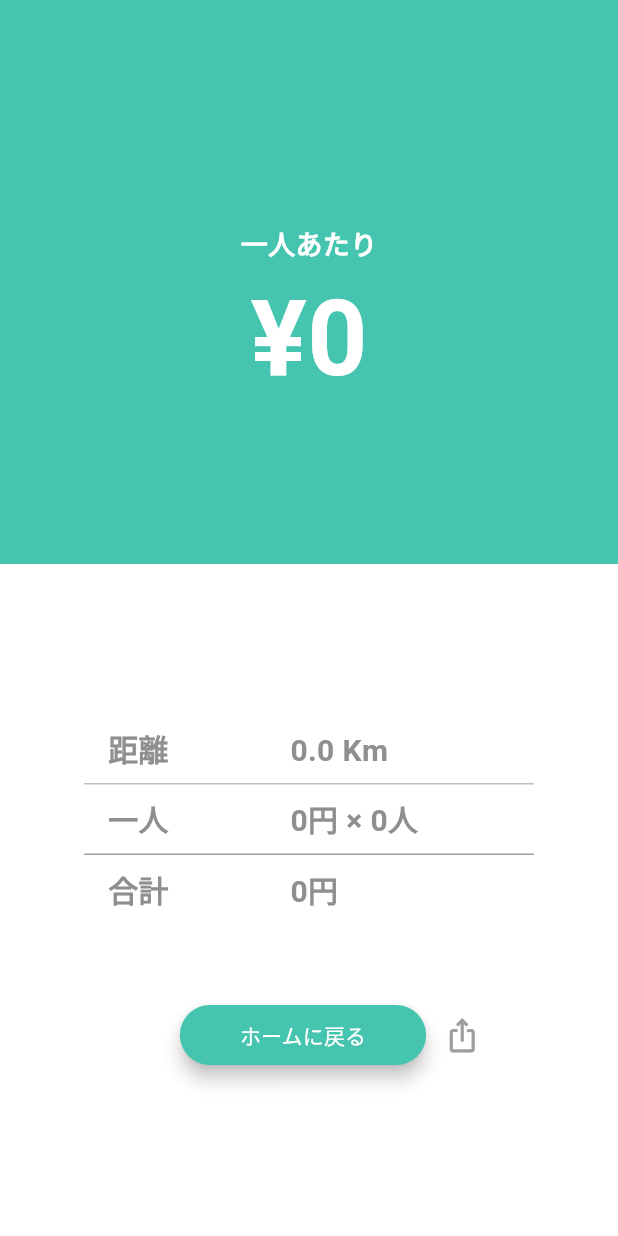
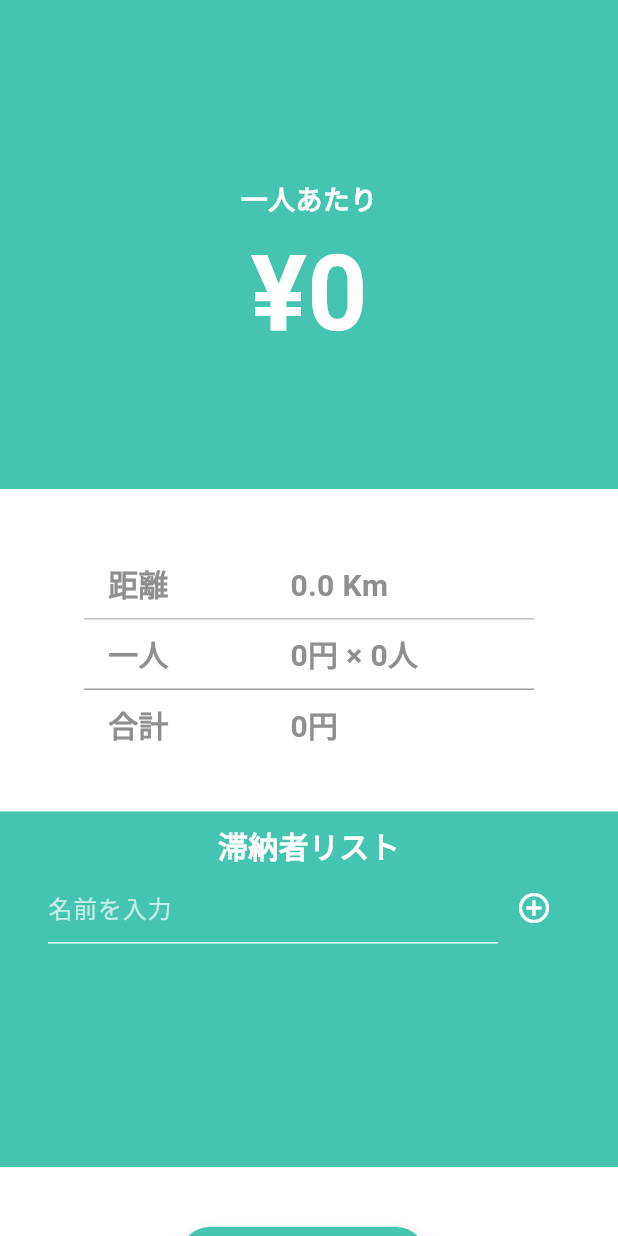
Before and after one commit to momomomomo0903/DrivePay, a Flutter app: the ResultPage screen opened directly with empty values, on a phone screen of 412 x 824 dp. Run offline on Flutter 3.47's test engine with Material 3 defaults, Android fonts, the phone set to English and light mode, and no system bars; our stand-ins replace cloud_firestore, connectivity_plus, firebase_auth, firebase_core, flutter_riverpod, geocoding and 5 more; accounts and stored records are empty.

Commit message:
滞納者リストの作成

```diff
--- /dev/null
+++ b/lib/UI/component/result/defaulter_list.dart
@@ -0,0 +1,166 @@
+import 'package:flutter/material.dart';
+
+class NameItem {
+  String name;
+  bool isChecked;
+
+  NameItem({required this.name, this.isChecked = false});
+}
+
+class DefaulterList extends StatefulWidget {
+  final int maxCount;
+
+  const DefaulterList({
+    super.key,
+    required this.maxCount,
+  });
+
+  @override
+  State<DefaulterList> createState() => _DefaulterListState();
+}
+
+class _DefaulterListState extends State<DefaulterList> {
+  final TextEditingController _nameController = TextEditingController();
+  final List<NameItem> _names = [];
+  final ScrollController _scrollController = ScrollController();
+
+  @override
+  void dispose() {
+    _nameController.dispose();
+    _scrollController.dispose();
+    super.dispose();
+  }
+
+  void _addName() {
+    if (_nameController.text.isNotEmpty && _names.length < widget.maxCount) {
+      setState(() {
+        _names.add(NameItem(name: _nameController.text));
+        _nameController.clear();
+      });
+      // スクロールを最下部に移動
+      WidgetsBinding.instance.addPostFrameCallback((_) {
+        _scrollController.animateTo(
+          _scrollController.position.maxScrollExtent,
+          duration: const Duration(milliseconds: 300),
+          curve: Curves.easeOut,
+        );
+      });
+    }
+  }
+
+  @override
+  Widget build(BuildContext context) {
+    return Container(
+      width: double.infinity,
+      padding: const EdgeInsets.symmetric(
+        vertical: 8,
+        horizontal: 16,
+      ),
+      decoration: const BoxDecoration(
+        color: Color(0xFF45C4B0),
+        border: Border(
+          bottom: BorderSide(color: Colors.white),
+        ),
+      ),
+      child: Column(
+        crossAxisAlignment: CrossAxisAlignment.center,
+        children: [
+          const Text(
+            '滞納者リスト',
+            textAlign: TextAlign.center,
+            style: TextStyle(
+              fontSize: 20,
+              fontWeight: FontWeight.bold,
+              color: Colors.white,
+            ),
+          ),
+          const SizedBox(height: 2),
+          Container(
+            height: 50,
+            padding: const EdgeInsets.symmetric(horizontal: 16),
+            child: Row(
+              children: [
+                Expanded(
+                  child: TextField(
+                    controller: _nameController,
+                    style: const TextStyle(color: Colors.white),
+                    decoration: const InputDecoration(
+                      hintText: '名前を入力',
+                      hintStyle: TextStyle(color: Colors.white70),
+                      enabledBorder: UnderlineInputBorder(
+                        borderSide: BorderSide(color: Colors.white),
+                      ),
+                      focusedBorder: UnderlineInputBorder(
+                        borderSide: BorderSide(color: Colors.white),
+                      ),
+                    ),
+                    onSubmitted: (_) => _addName(),
+                  ),
+                ),
+                IconButton(
+                  icon: const Icon(Icons.add_circle_outline, color: Colors.white),
+                  onPressed: _addName,
+                ),
+              ],
+            ),
+          ),
+          const SizedBox(height: 10),
+          Container(
+            height: 130,
+            width: double.infinity,
+            padding: const EdgeInsets.symmetric(horizontal: 16),
+            child: SingleChildScrollView(
+              controller: _scrollController,
+              child: Column(
+                children: _names.asMap().entries.map((entry) {
+                  final nameItem = entry.value;
+                  return Padding(
+                    padding: const EdgeInsets.symmetric(vertical: 0),
+                    child: Row(
+                      mainAxisAlignment: MainAxisAlignment.spaceBetween,
+                      children: [
+                        Row(
+                          children: [
+                            Checkbox(
+                              value: nameItem.isChecked,
+                              onChanged: (bool? value) {
+                                setState(() {
+                                  nameItem.isChecked = value ?? false;
+                                });
+                              },
+                              activeColor: Colors.white,
+                              checkColor: const Color(0xFF45C4B0),
+                              side: const BorderSide(color: Colors.white),
+                            ),
+                            Text(
+                              nameItem.name,
+                              style: TextStyle(
+                                color: Colors.white,
+                                fontSize: 16,
+                                decoration: nameItem.isChecked
+                                    ? TextDecoration.lineThrough
+                                    : TextDecoration.none,
+                              ),
+                            ),
+                          ],
+                        ),
+                        IconButton(
+                          icon: const Icon(Icons.delete, color: Colors.white),
+                          onPressed: () {
+                            setState(() {
+                              _names.removeAt(entry.key);
+                            });
+                          },
+                        ),
+                      ],
+                    ),
+                  );
+                }).toList(),
+              ),
+            ),
+          ),
+        ],
+      ),
+    );
+  }
+}
--- a/lib/UI/result.dart
+++ b/lib/UI/result.dart
@@ -3,11 +3,12 @@
 import 'package:drivepay/UI/fotter_menu.dart';
 import 'package:drivepay/UI/component/result/share_icon.dart';
 import 'package:drivepay/UI/component/result/to_homepage_button.dart';
+import 'package:drivepay/UI/component/result/defaulter_list.dart';
 import 'package:drivepay/UI/home.dart';
 import 'package:flutter/material.dart';
 import 'package:flutter/services.dart';
 
-class ResultPage extends StatelessWidget {
+class ResultPage extends StatefulWidget {
   final int perPersonAmount;
   final int peopleCount;
   final double distance;
@@ -20,8 +21,13 @@ class ResultPage extends StatelessWidget {
   });
 
   @override
+  State<ResultPage> createState() => _ResultPageState();
+}
+
+class _ResultPageState extends State<ResultPage> {
+  @override
   Widget build(BuildContext context) {
-    int totalAmount = perPersonAmount * peopleCount;
+    int totalAmount = widget.perPersonAmount * widget.peopleCount;
 
     return Scaffold(
       backgroundColor: Colors.white,
@@ -32,7 +38,7 @@ class ResultPage extends StatelessWidget {
             children: [
               Container(
                 width: double.infinity,
-                padding: const EdgeInsets.only(top: 150, bottom: 100),
+                padding: const EdgeInsets.only(top: 120, bottom: 80),
                 decoration: const BoxDecoration(color: Color(0xFF45C4B0)),
                 child: Row(
                   mainAxisAlignment: MainAxisAlignment.center,
@@ -49,7 +55,7 @@ class ResultPage extends StatelessWidget {
                           ),
                         ),
                         Text(
-                          '¥$perPersonAmount',
+                          '¥${widget.perPersonAmount}',
                           style: const TextStyle(
                             color: Colors.white,
                             fontSize: 70,
@@ -61,7 +67,7 @@ class ResultPage extends StatelessWidget {
                   ],
                 ),
               ),
-              const SizedBox(height: 100),
+              const SizedBox(height: 40),
               Column(
                 crossAxisAlignment: CrossAxisAlignment.center,
                 children: [
@@ -82,7 +88,7 @@ class ResultPage extends StatelessWidget {
                           ),
                         ),
                         child: Text(
-                          '距離　　　　${distance.toStringAsFixed(1)} Km',
+                          '距離　　　　${widget.distance.toStringAsFixed(1)} Km',
                           style: const TextStyle(
                             fontSize: 20,
                             fontWeight: FontWeight.bold,
@@ -103,7 +109,7 @@ class ResultPage extends StatelessWidget {
                           ),
                         ),
                         child: Text(
-                          '一人　　　　${perPersonAmount}円 × ${peopleCount}人',
+                          '一人　　　　${widget.perPersonAmount}円 × ${widget.peopleCount}人',
                           style: const TextStyle(
                             fontSize: 20,
                             fontWeight: FontWeight.bold,
@@ -127,14 +133,16 @@ class ResultPage extends StatelessWidget {
                           ),
                         ),
                       ),
-                      const SizedBox(height: 50),
+                      const SizedBox(height: 35),
+                      DefaulterList(maxCount: widget.peopleCount),
+                      const SizedBox(height: 35),
                       Padding(
                         padding: const EdgeInsets.only(left: 40),
                         child: Row(
                           mainAxisAlignment: MainAxisAlignment.center,
                           children: [
                             ToHomepageButton(),
-                            ShareIconButton(perPersonAmount: perPersonAmount),
+                            ShareIconButton(perPersonAmount: widget.perPersonAmount),
                           ],
                         ),
                       ),
```
Also changed, not shown: lib/UI/component/result/defaulter_list_group.dart (added).
